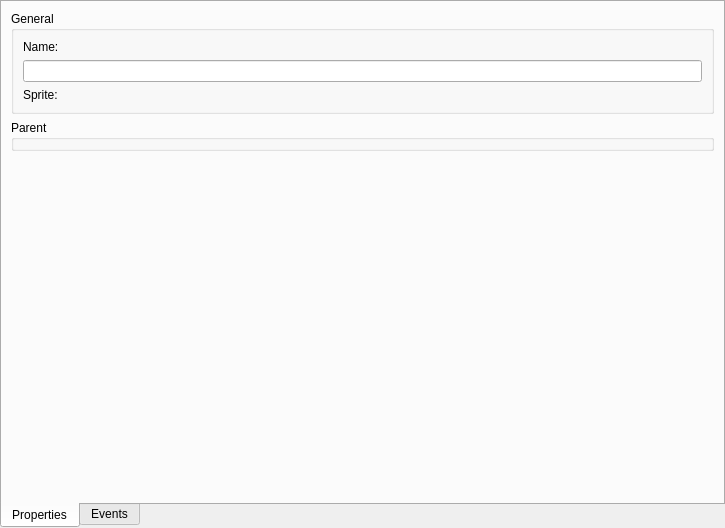
Old version of the form editors/objecteditor.ui in the repository GameMakerLinux/GameMakerLinux.
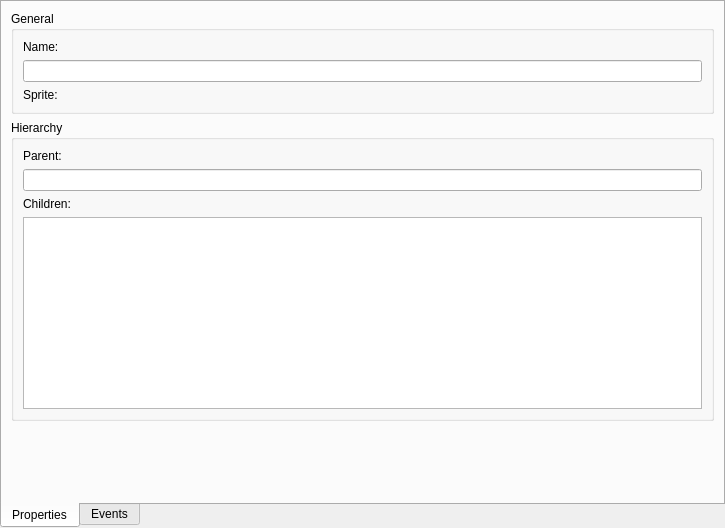
New version of the form. The open tabs and pages were chosen to show the change.

```diff
--- a/editors/objecteditor.ui
+++ b/editors/objecteditor.ui
@@ -50,8 +50,38 @@
     <item>
      <widget class="QGroupBox" name="parentOptions">
       <property name="title">
-       <string>Parent</string>
+       <string>Hierarchy</string>
       </property>
+      <layout class="QVBoxLayout" name="verticalLayout">
+       <item>
+        <widget class="QLabel" name="label_3">
+         <property name="text">
+          <string>Parent:</string>
+         </property>
+        </widget>
+       </item>
+       <item>
+        <widget class="QLineEdit" name="parentLineEdit">
+         <property name="readOnly">
+          <bool>true</bool>
+         </property>
+        </widget>
+       </item>
+       <item>
+        <widget class="QLabel" name="label_4">
+         <property name="text">
+          <string>Children:</string>
+         </property>
+        </widget>
+       </item>
+       <item>
+        <widget class="QPlainTextEdit" name="childrenTextEdit">
+         <property name="readOnly">
+          <bool>true</bool>
+         </property>
+        </widget>
+       </item>
+      </layout>
      </widget>
     </item>
     <item>
```
Left out of the diff: 2 changed lines with no effect on the pictures.
